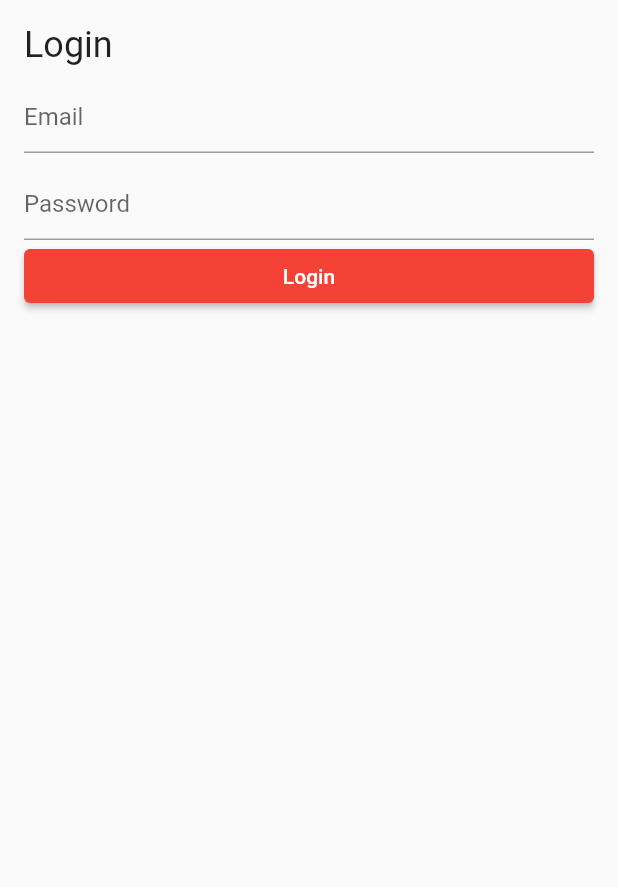
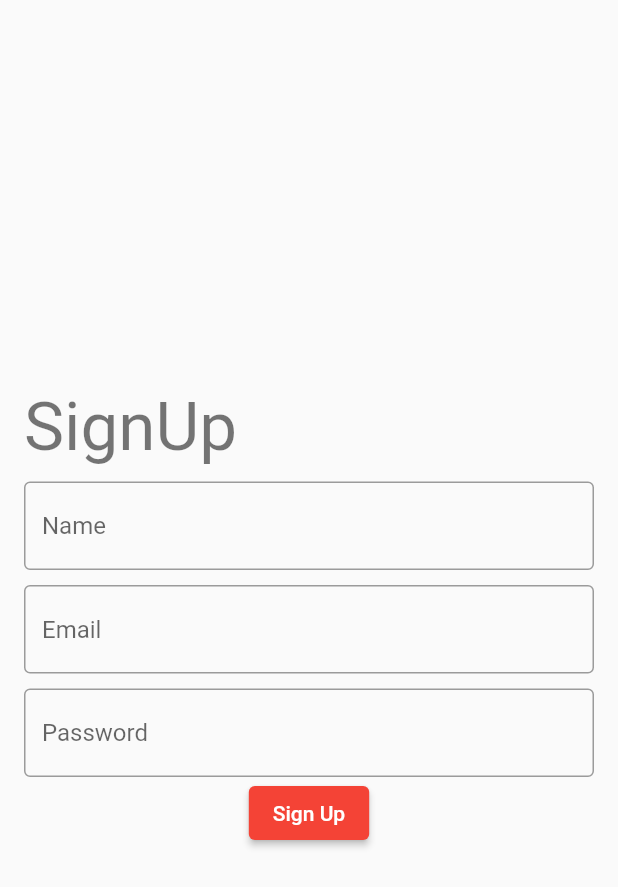
Before and after one commit to neelVaghani00/appwrite_with_flutter, a Flutter app: the screen it shows after launch, on a phone screen of 412 x 824 dp. Shown: the top 887 px of the screen. Run offline on Flutter 3.47's test engine with Material 2 defaults, Android fonts, the phone set to English and light mode, and no system bars.

Commit message:
create sign up and login ui

```diff
--- a/lib/features/auth/presentation/pages/login.dart
+++ b/lib/features/auth/presentation/pages/login.dart
@@ -11,13 +11,14 @@ class _LoginPageState extends State<LoginPage> {
   @override
   Widget build(BuildContext context) {
     return Scaffold(
-      body: ListView(
+      body: Center(
+        child: ListView(
           shrinkWrap: true,
           padding: EdgeInsets.all(16),
           children: [
             Text(
               "Login",
-            style: Theme.of(context).textTheme.headline5,
+              style: Theme.of(context).textTheme.headline3,
             ),
             const SizedBox(height: 10),
             const TextField(
@@ -28,8 +29,14 @@ class _LoginPageState extends State<LoginPage> {
               obscureText: true,
               decoration: InputDecoration(hintText: 'Password'),
             ),
-          ElevatedButton(onPressed: () {}, child: const Text('Login'))
+            Center(
+              child: ElevatedButton(
+                onPressed: () {},
+                child: const Text('Login'),
+              ),
+            )
           ],
+        ),
       ),
     );
   }
--- a/lib/features/auth/presentation/pages/sign_up.dart
+++ b/lib/features/auth/presentation/pages/sign_up.dart
@@ -0,0 +1,47 @@
+import 'package:flutter/material.dart';
+
+class SignUpPage extends StatefulWidget {
+  const SignUpPage({Key? key}) : super(key: key);
+
+  @override
+  State<SignUpPage> createState() => _SignUpPageState();
+}
+
+class _SignUpPageState extends State<SignUpPage> {
+  @override
+  Widget build(BuildContext context) {
+    return Scaffold(
+      body: Center(
+        child: ListView(
+          shrinkWrap: true,
+          padding: EdgeInsets.all(16),
+          children: [
+            Text(
+              "SignUp",
+              style: Theme.of(context).textTheme.headline3,
+            ),
+            const SizedBox(height: 10),
+            const TextField(
+              decoration: InputDecoration(hintText: 'Name'),
+            ),
+            const SizedBox(height: 10),
+            const TextField(
+              decoration: InputDecoration(hintText: 'Email'),
+            ),
+            const SizedBox(height: 10),
+            const TextField(
+              obscureText: true,
+              decoration: InputDecoration(hintText: 'Password'),
+            ),
+            Center(
+              child: ElevatedButton(
+                onPressed: () {},
+                child: const Text('Sign Up'),
+              ),
+            )
+          ],
+        ),
+      ),
+    );
+  }
+}
--- a/lib/main.dart
+++ b/lib/main.dart
@@ -1,8 +1,7 @@
-import 'package:appwrite/appwrite.dart';
 import 'package:appwrite_with_flutter/features/auth/presentation/pages/login.dart';
 import 'package:flutter/material.dart';
 
-import 'general/presentation/pages/home.dart';
+import 'features/auth/presentation/pages/sign_up.dart';
 
 void main() {
   runApp(const MyApp());
@@ -16,8 +15,9 @@ class MyApp extends StatelessWidget {
     return MaterialApp(
         title: 'Flutter Demo',
         theme: ThemeData(
-          primarySwatch: Colors.red,
-        ),
-        home: LoginPage());
+            primarySwatch: Colors.red,
+            inputDecorationTheme:
+                const InputDecorationTheme(border: OutlineInputBorder())),
+        home: SignUpPage());
   }
 }
```
Lines whose indentation alone changed are shown as unchanged.
